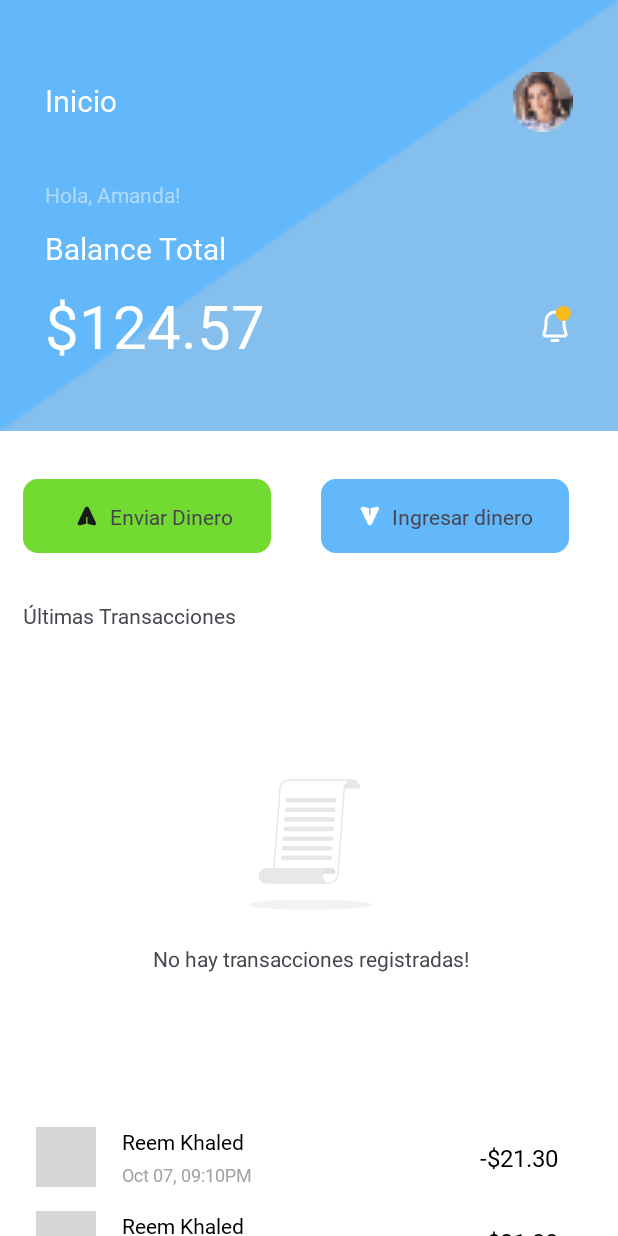
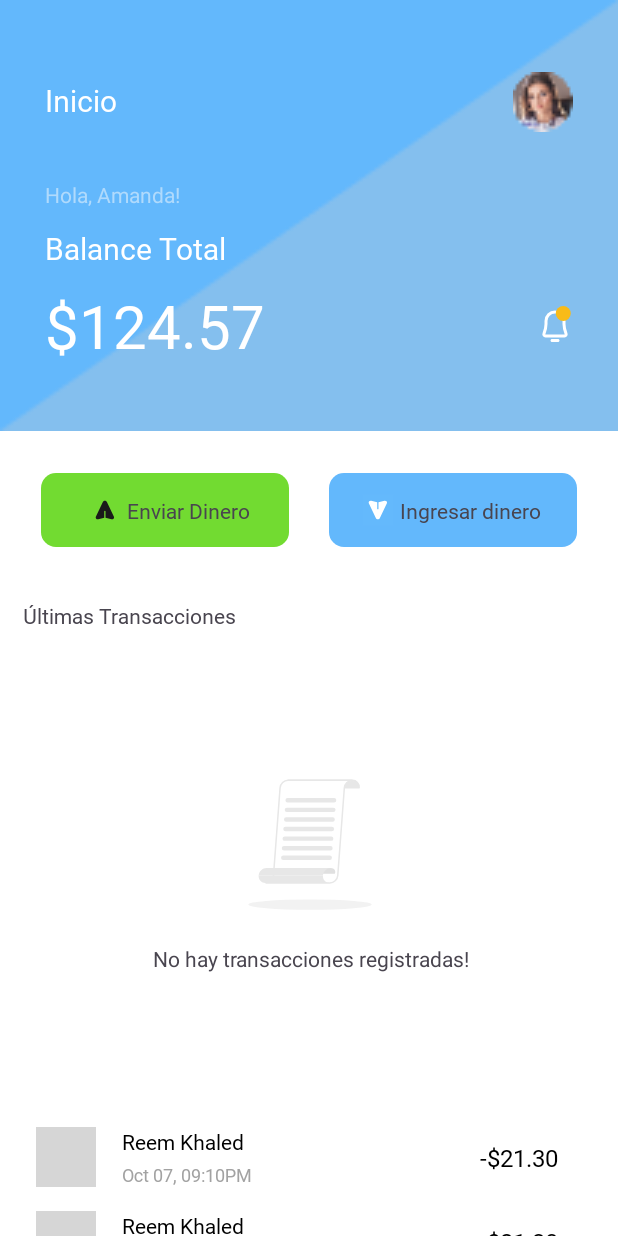
Before and after one commit to noscriptph/WalletAndroid, an Android app: the layout fragment_home_page.xml on its own in the app's theme, with its tools: preview values and no code run, on a phone screen of 412 x 824 dp. Run offline under Robolectric (Android 15) with nearby library versions, the phone set to English and light mode, and no system bars; grey boxes are pictures that could not be loaded.

Commit message:
alineacion de botones de enviar y recibir dinero reparada

```diff
--- a/app/src/main/res/layout/fragment_home_page.xml
+++ b/app/src/main/res/layout/fragment_home_page.xml
@@ -91,11 +91,12 @@
 
         <ImageView
             android:id="@+id/imageView8"
-            android:layout_width="wrap_content"
-            android:layout_height="wrap_content"
-            android:layout_marginStart="15dp"
-            android:layout_marginTop="32dp"
+            android:layout_width="165dp"
+            android:layout_height="49dp"
+            android:layout_marginTop="28dp"
             android:src="@drawable/send_button"
+            app:layout_constraintEnd_toStartOf="@+id/imageView9"
+            app:layout_constraintHorizontal_bias="0.5"
             app:layout_constraintStart_toStartOf="parent"
             app:layout_constraintTop_toBottomOf="@+id/imageView4" />
 
@@ -116,15 +117,12 @@
 
         <ImageView
             android:id="@+id/imageView9"
-            android:layout_width="wrap_content"
-            android:layout_height="wrap_content"
-            android:layout_marginStart="15dp"
-            android:layout_marginTop="32dp"
-            android:layout_marginEnd="15dp"
+            android:layout_width="165dp"
+            android:layout_height="49dp"
             android:src="@drawable/request_button"
             app:layout_constraintEnd_toEndOf="parent"
             app:layout_constraintStart_toEndOf="@+id/imageView8"
-            app:layout_constraintTop_toBottomOf="@+id/imageView4" />
+            app:layout_constraintTop_toTopOf="@+id/imageView8" />
 
         <TextView
             android:id="@+id/textView25"
```
